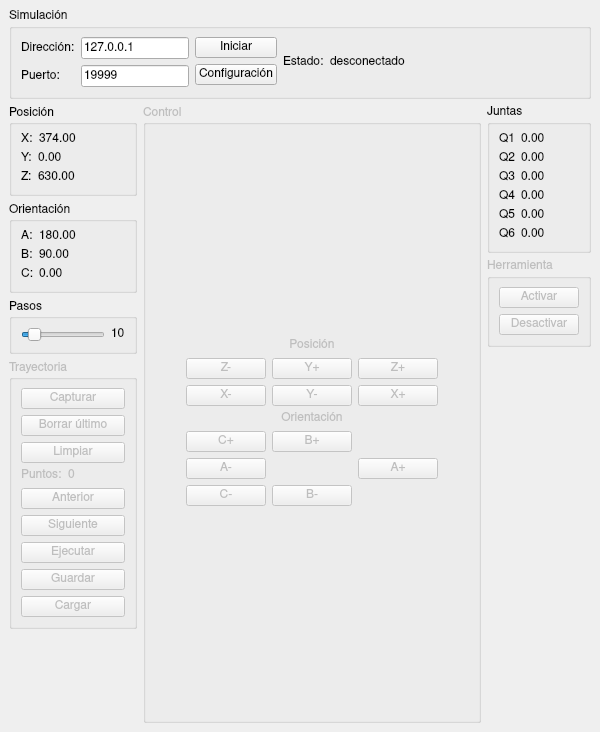
Before: the Qt Designer form ui_mainwindowabbpanel.ui in GabiAndi/UNER_Robotica, drawn with Qt 5.
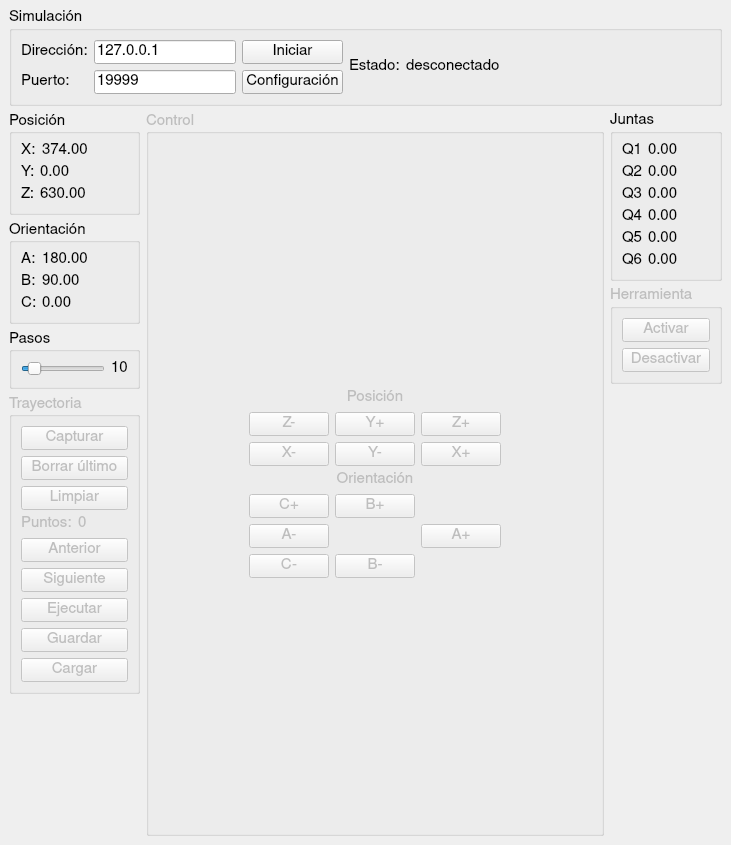
After: the same form once the commit is applied.

```diff
--- a/ui_mainwindowabbpanel.ui
+++ b/ui_mainwindowabbpanel.ui
@@ -6,8 +6,8 @@
    <rect>
     <x>0</x>
     <y>0</y>
-    <width>600</width>
-    <height>732</height>
+    <width>731</width>
+    <height>845</height>
    </rect>
   </property>
   <property name="minimumSize">
@@ -18,7 +18,8 @@
   </property>
   <property name="font">
    <font>
-    <family>Nimbus Sans</family>
+    <family>Nimbus Sans L</family>
+    <pointsize>11</pointsize>
    </font>
   </property>
   <property name="windowTitle">
```
